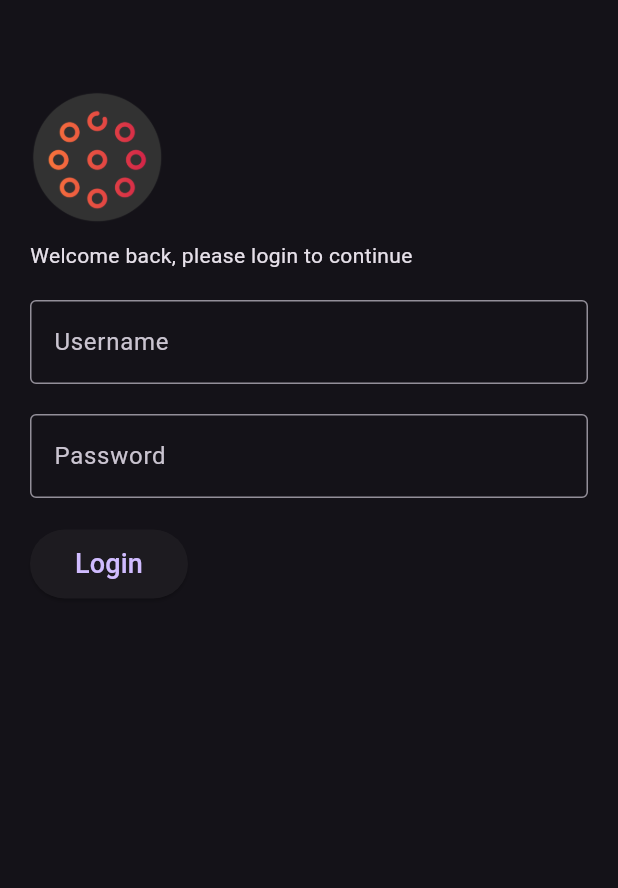
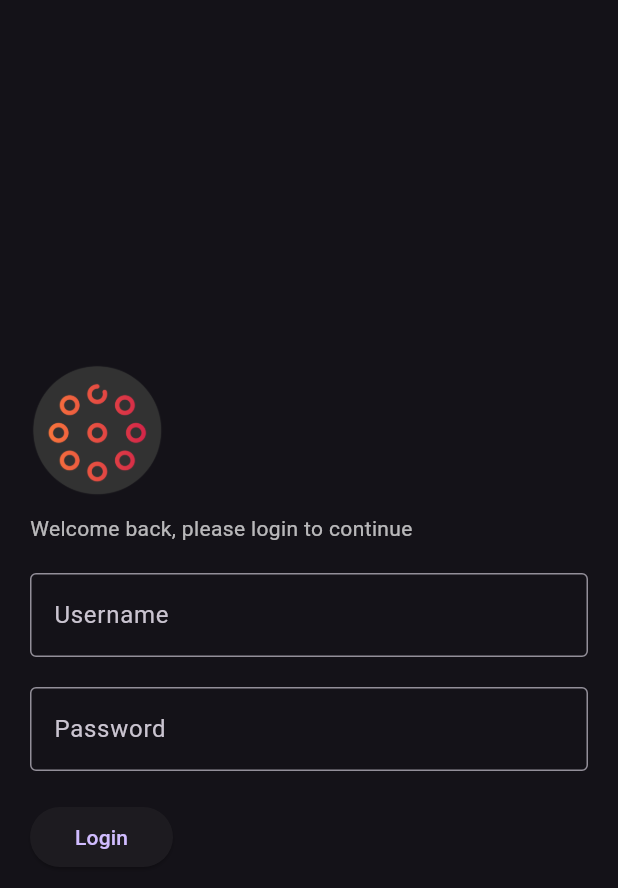
Before and after one commit to tb12as/linker-mobile, a Flutter app: the LoginPage screen opened by its route, on a phone screen of 412 x 824 dp. Shown: the top 888 px of the screen. Run offline on Flutter 3.47's test engine with Material 3 defaults, Android fonts, the phone set to English and light mode, and no system bars; our stand-ins replace pull_to_refresh, shared_preferences; accounts and stored records are empty; network calls fail.

Commit message:
fix: login page design

```diff
--- a/lib/login_page.dart
+++ b/lib/login_page.dart
@@ -95,15 +95,18 @@ class _LoginPageState extends State<LoginPage> {
     return Scaffold(
         body: _isLoading
             ? const Center(child: CircularProgressIndicator())
-            : SingleChildScrollView(
+            : SafeArea(
+                child: Center(
+                  child: SingleChildScrollView(
                     child: Container(
+                      alignment: Alignment.center,
                       padding: const EdgeInsets.all(20),
                       child: Column(
                         crossAxisAlignment: CrossAxisAlignment.start,
                         mainAxisAlignment: MainAxisAlignment.center,
                         children: [
                           // form start
-                      const SizedBox(height: 40),
+                          // const SizedBox(height: 40),
                           Image.asset(
                             'assets/logo.png',
                             height: 90,
@@ -114,6 +117,7 @@ class _LoginPageState extends State<LoginPage> {
                           const SizedBox(height: 10),
                           const Text(
                             "Welcome back, please login to continue",
+                            style: TextStyle(color: Colors.white70),
                           ),
                           const SizedBox(height: 20),
                           TextField(
@@ -140,12 +144,11 @@ class _LoginPageState extends State<LoginPage> {
                                     EdgeInsets.symmetric(
                                         vertical: 10, horizontal: 30))),
                             onPressed: () => {_login(context)},
-                        child: const Text(
-                          "Login",
-                          style: TextStyle(fontSize: 18),
+                            child: const Text("Login"),
+                          ),
+                        ],
                       ),
                     ),
-                    ],
                   ),
                 ),
               ));
```
Lines whose indentation alone changed are shown as unchanged.
